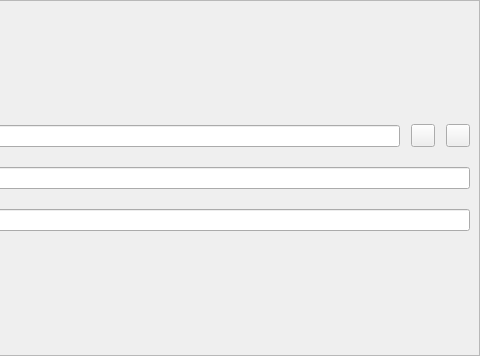
First picture: the form in src/qt/forms/sendcoinsentry.ui, repository nashsclay/DAPSCoin, before the edit; both pictures show x 291 to 771 and y 0 to 356 of the 771 by 356 pixel window.
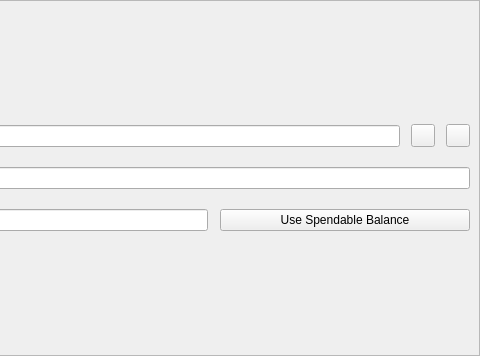
Second picture: the form after the edit. Icons and pictures are not drawn. Custom widgets are drawn as their Qt base class.

Commit message: [Qt] Add "Use Spendable Balance" button

```diff
--- a/src/qt/forms/sendcoinsentry.ui
+++ b/src/qt/forms/sendcoinsentry.ui
@@ -167,6 +167,19 @@
           </property>
          </widget>
         </item>
+        <item>
+         <widget class="QPushButton" name="useAllSpendableButton">
+          <property name="minimumSize">
+           <size>
+            <width>250</width>
+            <height>0</height>
+           </size>
+          </property>
+          <property name="text">
+           <string>Use Spendable Balance</string>
+          </property>
+         </widget>
+        </item>
        </layout>
       </item>
      </layout>
```
The commit also changes 2 other files.
